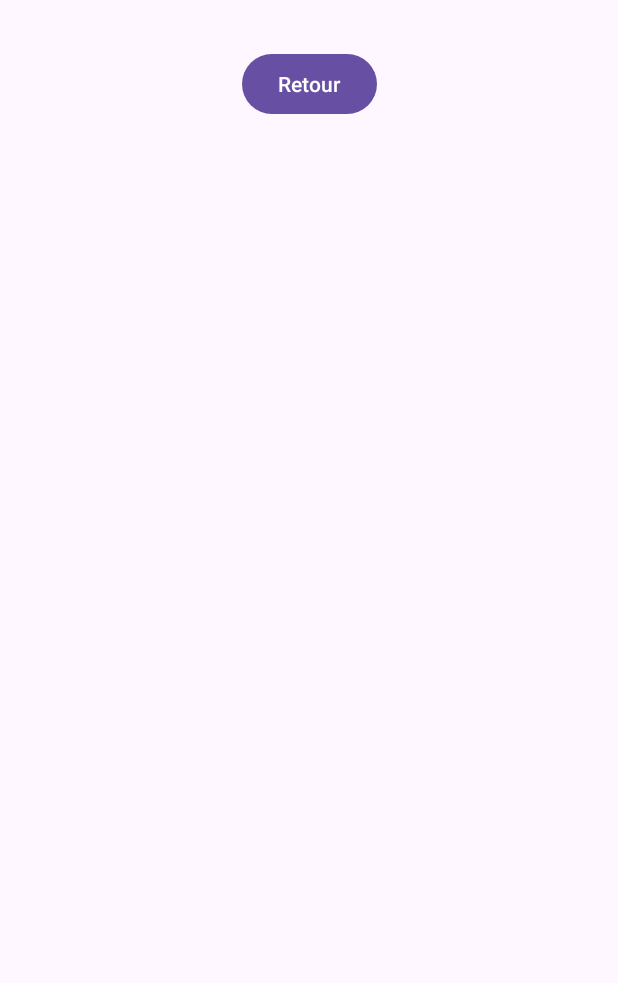
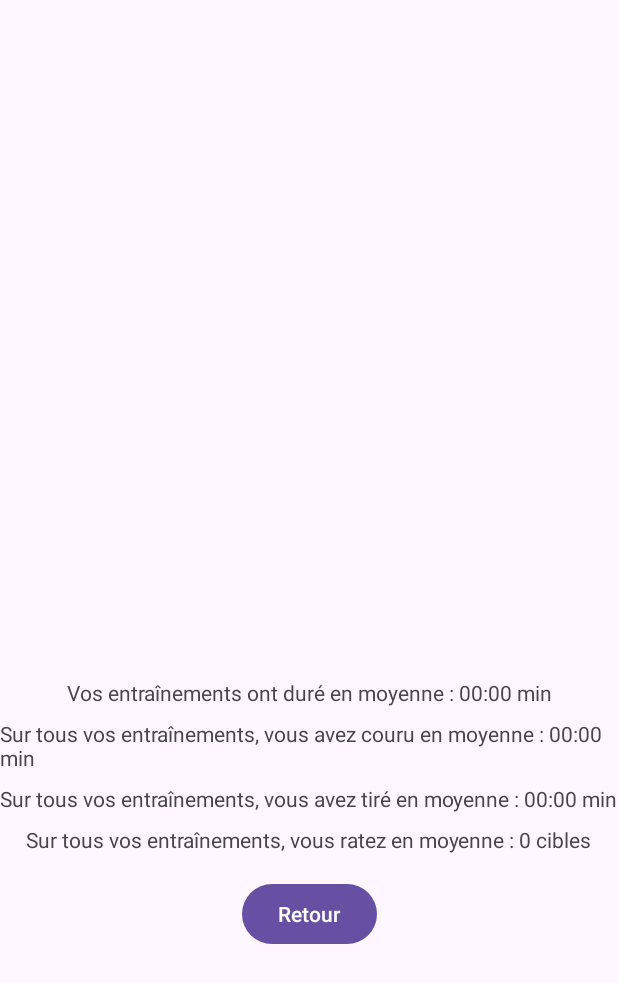
Before and after one commit to Nathuer/application_laser_run, an Android app: the PerformanceActivity screen opened directly, with no data from a screen before it, on a phone screen of 412 x 824 dp. Shown: the top 983 px of the screen. Run offline under Robolectric (Android 15) with nearby library versions, the phone set to English and light mode, and no system bars; our stand-ins replace Room's generated code.

Commit message:
commit moyennes globales

```diff
--- a/app/build.gradle.kts
+++ b/app/build.gradle.kts
@@ -42,7 +42,6 @@ dependencies {
     implementation(libs.material)
     implementation(libs.androidx.activity)
     implementation(libs.androidx.constraintlayout)
-
     implementation("androidx.room:room-runtime:2.6.1")
     implementation("androidx.room:room-ktx:2.6.1")
     kapt("androidx.room:room-compiler:2.6.1")
--- a/app/src/main/java/com/example/application_laser_run/activity/CategoryChooseActivity.kt
+++ b/app/src/main/java/com/example/application_laser_run/activity/CategoryChooseActivity.kt
@@ -2,6 +2,7 @@ package com.example.application_laser_run.activity
 
 import android.content.Intent
 import android.os.Bundle
+import android.util.Log
 import android.widget.Button
 import android.widget.TextView
 import androidx.activity.enableEdgeToEdge
@@ -24,6 +25,7 @@ class CategoryChooseActivity : AppCompatActivity() {
 
         val app = applicationContext as MyApplication
         app.categorie = intent.getIntExtra("CATEGORY_ID", 0)
+        Log.d("CategoryChooseActivity", "Category ID: ${app.categorie}")
         app.lapDistanceInCategory = intent.getIntExtra("CATEGORY_DISTANCE_PARCOURU", 0)
         app.lapCountInCategory = intent.getIntExtra("CATEGORY_TOUR", 0)
         app.initialDistanceInCategory = intent.getIntExtra("CATEGORY_DISTANCE_INITIALE", 0)
--- a/app/src/main/java/com/example/application_laser_run/activity/MyApplication.kt
+++ /dev/null
@@ -1,51 +0,0 @@
-package com.example.application_laser_run.activity
-
-import android.app.Application
-import android.content.Context
-import android.os.SystemClock
-import com.example.application_laser_run.database.AppDatabase
-import com.example.application_laser_run.dao.PerformanceDao
-import kotlin.concurrent.thread
-
-class MyApplication : Application() {
-
-    private var db: AppDatabase? = null
-
-    val start = SystemClock.elapsedRealtime()
-    var roundCount: Int = 0
-    var chronometer: Long = 0
-    var chronometerForRuntime: Long = 0
-    var missedTargets: Int = 0
-
-    override fun onCreate() {
-        super.onCreate()
-        db = AppDatabase.getDatabase(this)
-
-        val sharedPreferences = getSharedPreferences("AppPrefs", Context.MODE_PRIVATE)
-        val hasClearedDb = sharedPreferences.getBoolean("hasClearedDb", false)
-
-        if (!hasClearedDb) {
-            thread {
-                db?.clearAllTables()
-                sharedPreferences.edit().putBoolean("hasClearedDb", true).apply()
-            }
-        }
-    }
-
-    // Fournir l'accès au DAO
-    fun performanceDao(): PerformanceDao {
-        return db?.performanceDao() ?: throw IllegalStateException("Database not initialized")
-    }
-
-    companion object {
-        // Singleton pattern pour garantir une seule instance de MyApplication
-        private var instance: MyApplication? = null
-
-        fun getInstance(application: Context): MyApplication {
-            if (instance == null) {
-                instance = application as MyApplication
-            }
-            return instance!!
-        }
-    }
-}
--- a/app/src/main/java/com/example/application_laser_run/activity/PerformanceActivity.kt
+++ b/app/src/main/java/com/example/application_laser_run/activity/PerformanceActivity.kt
@@ -4,6 +4,7 @@ import android.os.Bundle
 import android.util.Log
 import android.widget.Button
 import android.widget.ListView
+import android.widget.TextView
 import androidx.activity.enableEdgeToEdge
 import androidx.appcompat.app.AppCompatActivity
 import androidx.core.view.ViewCompat
@@ -18,11 +19,21 @@ import kotlinx.coroutines.launch
 class PerformanceActivity : AppCompatActivity() {
     private lateinit var performanceDao: PerformanceDao
     private lateinit var listViewPerformance: ListView
+    private lateinit var avgTotalDuration: TextView
+    private lateinit var avgRunDuration: TextView
+    private lateinit var avgShootDuration: TextView
+    private lateinit var avgTargetsMissed: TextView
 
     override fun onCreate(savedInstanceState: Bundle?) {
         super.onCreate(savedInstanceState)
         enableEdgeToEdge()
         setContentView(R.layout.activity_performance)
+
+        avgTotalDuration = findViewById(R.id.avgTotalDuration)
+        avgRunDuration = findViewById(R.id.avgRunDuration)
+        avgShootDuration = findViewById(R.id.avgShootDuration)
+        avgTargetsMissed = findViewById(R.id.avgTargetsMissed)
+
         ViewCompat.setOnApplyWindowInsetsListener(findViewById(R.id.main)) { v, insets ->
             val systemBars = insets.getInsets(WindowInsetsCompat.Type.systemBars())
             v.setPadding(systemBars.left, systemBars.top, systemBars.right, systemBars.bottom)
@@ -34,21 +45,48 @@ class PerformanceActivity : AppCompatActivity() {
 
         listViewPerformance = findViewById(R.id.listViewPerformance)
 
-        // Utilisation de lifecycleScope pour éviter les fuites mémoire
         lifecycleScope.launch {
             val performances = performanceDao.getAll()
             Log.d("PerformanceActivity", "Nombre de performances récupérées: ${performances.size}")
 
-            if (!isFinishing) { // Vérification pour éviter des erreurs si l'activité est fermée
+            if (!isFinishing) {
                 val adapter = PerformanceAdapter(this@PerformanceActivity, performances)
                 listViewPerformance.adapter = adapter
                 Log.d("PerformanceActivity", "Adaptateur assigné avec ${adapter.count} éléments")
             }
         }
 
+        // Récupérer et afficher les moyennes
+        val categoryId = 0 // Remplace par l'ID de catégorie souhaité
+        lifecycleScope.launch {
+            val avgTotalDurationValue = performanceDao.getAvgTotalDuration(categoryId) ?: 0
+            val avgRunDurationValue = performanceDao.getAvgRunDuration(categoryId) ?: 0
+            val avgShootDurationValue = performanceDao.getAvgShootDuration(categoryId) ?: 0
+            val avgTargetsMissedValue = performanceDao.getAvgTargetsMissed(categoryId) ?: 0
+
+            // Mettre à jour l'UI
+            avgTotalDuration.text = "Vos entraînements ont duré en moyenne : ${formatDuration(avgTotalDurationValue)} min"
+            avgRunDuration.text = "Sur tous vos entraînements, vous avez couru en moyenne : ${formatDuration(avgRunDurationValue)} min"
+            avgShootDuration.text = "Sur tous vos entraînements, vous avez tiré en moyenne : ${formatDuration(avgShootDurationValue)} min"
+            avgTargetsMissed.text = "Sur tous vos entraînements, vous ratez en moyenne : $avgTargetsMissedValue cibles"
+
+            // Log pour débogage
+            Log.d("PerformanceActivity", "Category ID utilisé : $categoryId")
+            Log.d("PerformanceActivity", "Moyenne Total Duration : $avgTotalDurationValue")
+            Log.d("PerformanceActivity", "Moyenne Run Duration : $avgRunDurationValue")
+            Log.d("PerformanceActivity", "Moyenne Shoot Duration : $avgShootDurationValue")
+            Log.d("PerformanceActivity", "Moyenne Targets Missed : $avgTargetsMissedValue")
+        }
+
         val retour = findViewById<Button>(R.id.retour)
         retour.setOnClickListener {
-            finish() // Ferme cette activité et revient en arrière proprement
+            finish()
         }
     }
+
+    private fun formatDuration(durationMs: Long): String {
+        val minutes = (durationMs / 1000) / 60
+        val seconds = (durationMs / 1000) % 60
+        return String.format("%02d:%02d", minutes, seconds)
+    }
 }
--- a/app/src/main/java/com/example/application_laser_run/dao/PerformanceDao.kt
+++ b/app/src/main/java/com/example/application_laser_run/dao/PerformanceDao.kt
@@ -18,6 +18,19 @@ interface PerformanceDao {
     @Query("select * from performance order by id desc limit 1")
     suspend fun getLastPerformance(): Performance
 
+    @Query("select avg(total_duration) from performance where category_id = :category_id")
+    suspend fun getAvgTotalDuration(category_id: Int): Long?
+
+    @Query("select avg(run_duration) from performance where category_id = :category_id")
+    suspend fun getAvgRunDuration(category_id: Int): Long?
+
+    @Query("select avg(shoot_duration) from performance where category_id = :category_id")
+    suspend fun getAvgShootDuration(category_id: Int): Long?
+
+    @Query("select avg(missed_targets) from performance where category_id = :category_id")
+    suspend fun getAvgTargetsMissed(category_id: Int): Long?
+
+
     @Insert
     suspend fun insert(vararg performance: Performance)
 
--- a/app/src/main/java/com/example/application_laser_run/model/MyApplication.kt
+++ b/app/src/main/java/com/example/application_laser_run/model/MyApplication.kt
@@ -3,13 +3,11 @@ package com.example.application_laser_run.model
 import android.app.Application
 
 class MyApplication : Application() {
-    var nbTour: Int = 0
     var totalDuration: Long = 0
     var shootMinDuration: Long = 50000000000
     var shootMaxDuration: Long = 0
     var avgShootDuration: Long = 0
     var shootDuration = mutableListOf<Long>()
-    var currentTour: Int = 0
     var runDuration: Long = 0
     var avgSpeed: Int = 0
     var shotDuration: Long = 0
--- a/app/src/main/res/layout/activity_performance.xml
+++ b/app/src/main/res/layout/activity_performance.xml
@@ -1,5 +1,6 @@
 <?xml version="1.0" encoding="utf-8"?>
-<androidx.constraintlayout.widget.ConstraintLayout xmlns:android="http://schemas.android.com/apk/res/android"
+<androidx.constraintlayout.widget.ConstraintLayout
+    xmlns:android="http://schemas.android.com/apk/res/android"
     xmlns:app="http://schemas.android.com/apk/res-auto"
     xmlns:tools="http://schemas.android.com/tools"
     android:id="@+id/main"
@@ -10,24 +11,62 @@
     <!-- ListView pour afficher les performances -->
     <ListView
         android:id="@+id/listViewPerformance"
-        android:layout_width="match_parent"
-        android:layout_height="wrap_content"
+        android:layout_width="0dp"
+        android:layout_height="420dp"
         android:layout_marginTop="16dp"
         app:layout_constraintTop_toTopOf="parent"
-        app:layout_constraintBottom_toTopOf="@id/retour"
         app:layout_constraintStart_toStartOf="parent"
         app:layout_constraintEnd_toEndOf="parent" />
 
+    <!-- Moyenne Total Duration -->
+    <TextView
+        android:id="@+id/avgTotalDuration"
+        android:layout_width="wrap_content"
+        android:layout_height="wrap_content"
+        app:layout_constraintTop_toBottomOf="@id/listViewPerformance"
+        app:layout_constraintStart_toStartOf="parent"
+        app:layout_constraintEnd_toEndOf="parent"
+        android:layout_marginTop="16dp"/>
 
-    <!-- Bouton pour revenir à l'écran précédent -->
+    <!-- Moyenne Run Duration -->
+    <TextView
+        android:id="@+id/avgRunDuration"
+        android:layout_width="wrap_content"
+        android:layout_height="wrap_content"
+        app:layout_constraintTop_toBottomOf="@id/avgTotalDuration"
+        app:layout_constraintStart_toStartOf="parent"
+        app:layout_constraintEnd_toEndOf="parent"
+        android:layout_marginTop="8dp"/>
+
+    <!-- Moyenne Shoot Duration -->
+    <TextView
+        android:id="@+id/avgShootDuration"
+        android:layout_width="wrap_content"
+        android:layout_height="wrap_content"
+        app:layout_constraintTop_toBottomOf="@id/avgRunDuration"
+        app:layout_constraintStart_toStartOf="parent"
+        app:layout_constraintEnd_toEndOf="parent"
+        android:layout_marginTop="8dp"/>
+
+    <!-- Moyenne Targets Missed -->
+    <TextView
+        android:id="@+id/avgTargetsMissed"
+        android:layout_width="wrap_content"
+        android:layout_height="wrap_content"
+        app:layout_constraintTop_toBottomOf="@id/avgShootDuration"
+        app:layout_constraintStart_toStartOf="parent"
+        app:layout_constraintEnd_toEndOf="parent"
+        android:layout_marginTop="8dp"/>
+
+    <!-- Bouton Retour -->
     <Button
         android:id="@+id/retour"
         android:layout_width="wrap_content"
         android:layout_height="wrap_content"
         android:text="@string/retour"
-        app:layout_constraintTop_toBottomOf="@id/listViewPerformance"
+        android:layout_marginTop="16dp"
+        app:layout_constraintTop_toBottomOf="@id/avgTargetsMissed"
         app:layout_constraintStart_toStartOf="parent"
-        app:layout_constraintEnd_toEndOf="parent"
-        android:layout_marginTop="16dp"/>
+        app:layout_constraintEnd_toEndOf="parent"/>
 
 </androidx.constraintlayout.widget.ConstraintLayout>
--- a/gradle/libs.versions.toml
+++ b/gradle/libs.versions.toml
@@ -9,6 +9,7 @@ appcompat = "1.7.0"
 material = "1.12.0"
 activity = "1.9.3"
 constraintlayout = "2.2.0"
+
 
 [libraries]
 androidx-core-ktx = { group = "androidx.core", name = "core-ktx", version.ref = "coreKtx" }
```
